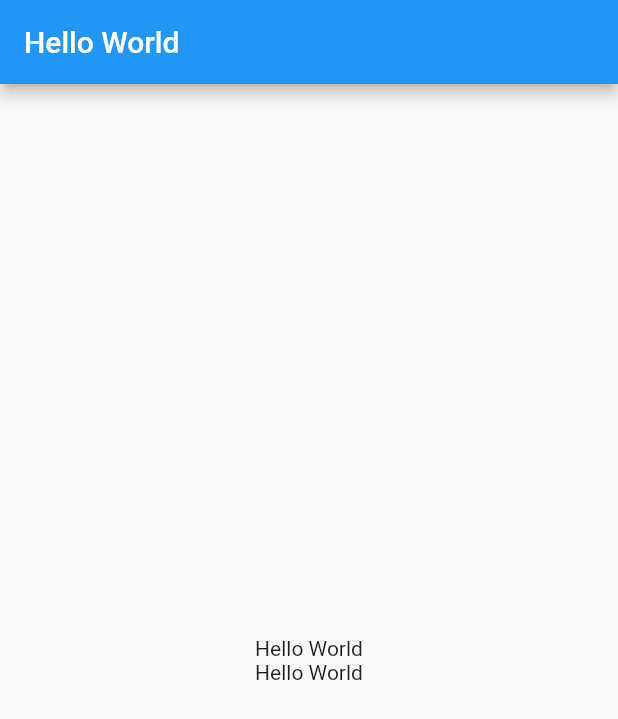
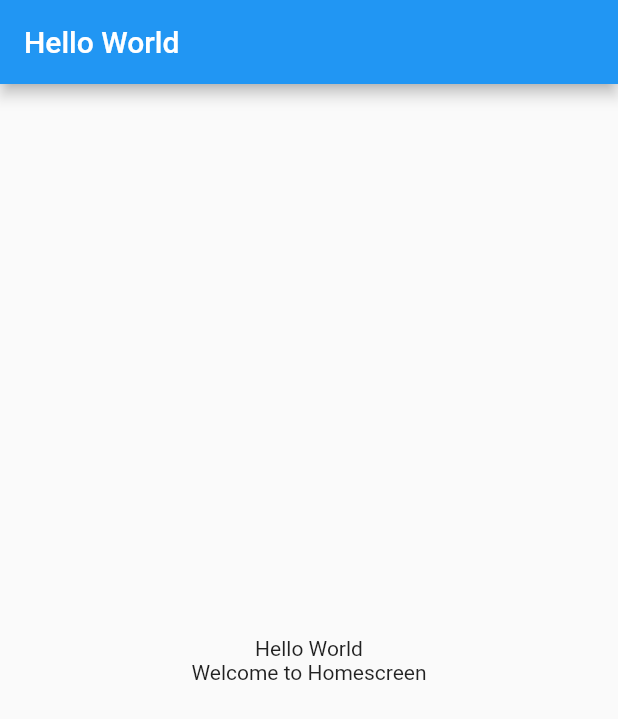
Before and after one commit to nirmal-mazhuvanpilly/flutter_minimal_localizations, a Flutter app: the screen it shows after launch, on a phone screen of 412 x 824 dp. Shown: the top 719 px of the screen. Run offline on Flutter 3.47's test engine with Material 2 defaults, Android fonts, the light colour scheme and no system bars.

Commit message:
getTranslated implemented

```diff
--- a/lib/local_app.dart
+++ b/lib/local_app.dart
@@ -15,7 +15,7 @@ class LocalApp extends StatelessWidget {
           mainAxisAlignment: MainAxisAlignment.center,
           children: [
             Text(MinimalLocalization.of(context).getValue("title")),
-            Text(getTranslatedText(context, "title")),
+            Text(getTranslatedText(context, "subTitle")),
           ],
         ),
       ),
--- a/lib/minimal_localization.dart
+++ b/lib/minimal_localization.dart
@@ -8,10 +8,8 @@ class MinimalLocalization {
       Localizations.of<MinimalLocalization>(context, MinimalLocalization)!;
 
   static const _localizedValues = <String, Map<String, String>>{
-    "en": {
-      "title": "Hello World",
-    },
-    "es": {"title": "Hola Mundo"}
+    "en": {"title": "Hello World", "subTitle": "Welcome to Homescreen"},
+    "es": {"title": "Hola Mundo","subTitle": "Bienvenido a la pantalla de inicio"}
   };
 
   static List<String> languages() => _localizedValues.keys.toList();
```
